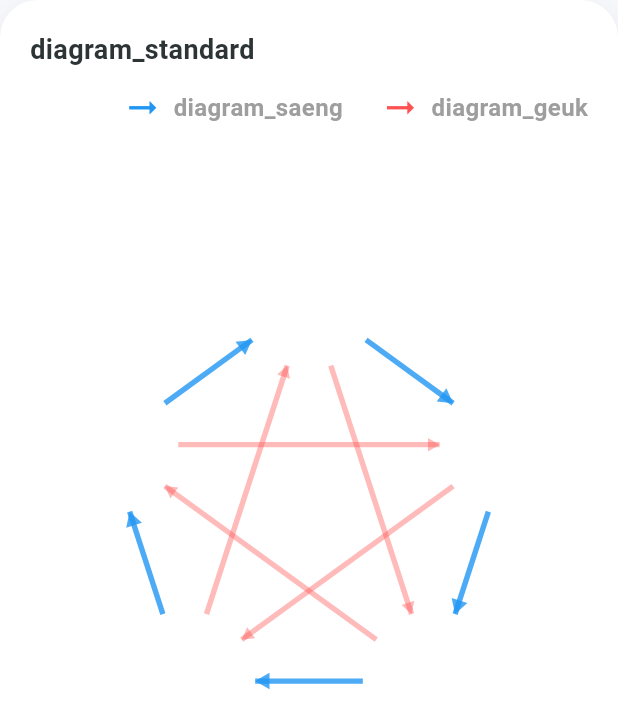
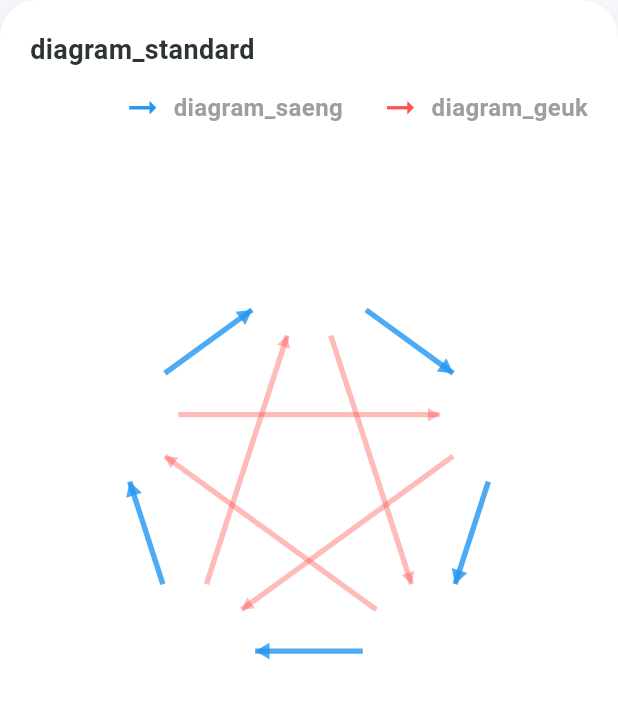
Before and after one commit to oy-beyondf-jeeho0303/sjprojectapp, a Flutter app: the FiveElementsDiagram widget shown alone on an empty page, opened directly with empty values, on a phone screen of 412 x 824 dp. Shown: the top 728 px of the screen. Run offline on Flutter 3.47's test engine with Material 3 defaults, Android fonts, the phone set to English and light mode, and no system bars; our stand-ins replace fl_chart, flutter_local_notifications, flutter_widget_from_html, screenshot, share_plus, shared_preferences and 1 more; missing offline and left inert: dart:html, dart:js; accounts and stored records are empty; Roboto replaces fonts that are missing (Pretendard).

Commit message:
싸이즈 조정

```diff
--- a/lib/five_elements.dart
+++ b/lib/five_elements.dart
@@ -99,7 +99,7 @@ class FiveElementsDiagram extends StatelessWidget {
 
           // 다이어그램 영역 (높이 확보)
           SizedBox(
-            height: 470, // ★ 380 -> 400 (원이 커졌으니 공간 더 확보)
+            height: 430, // ★ 380 -> 400 (원이 커졌으니 공간 더 확보)
             width: double.infinity,
             child: CustomPaint(
               painter: _PentagonPainter(displayElements),
```
